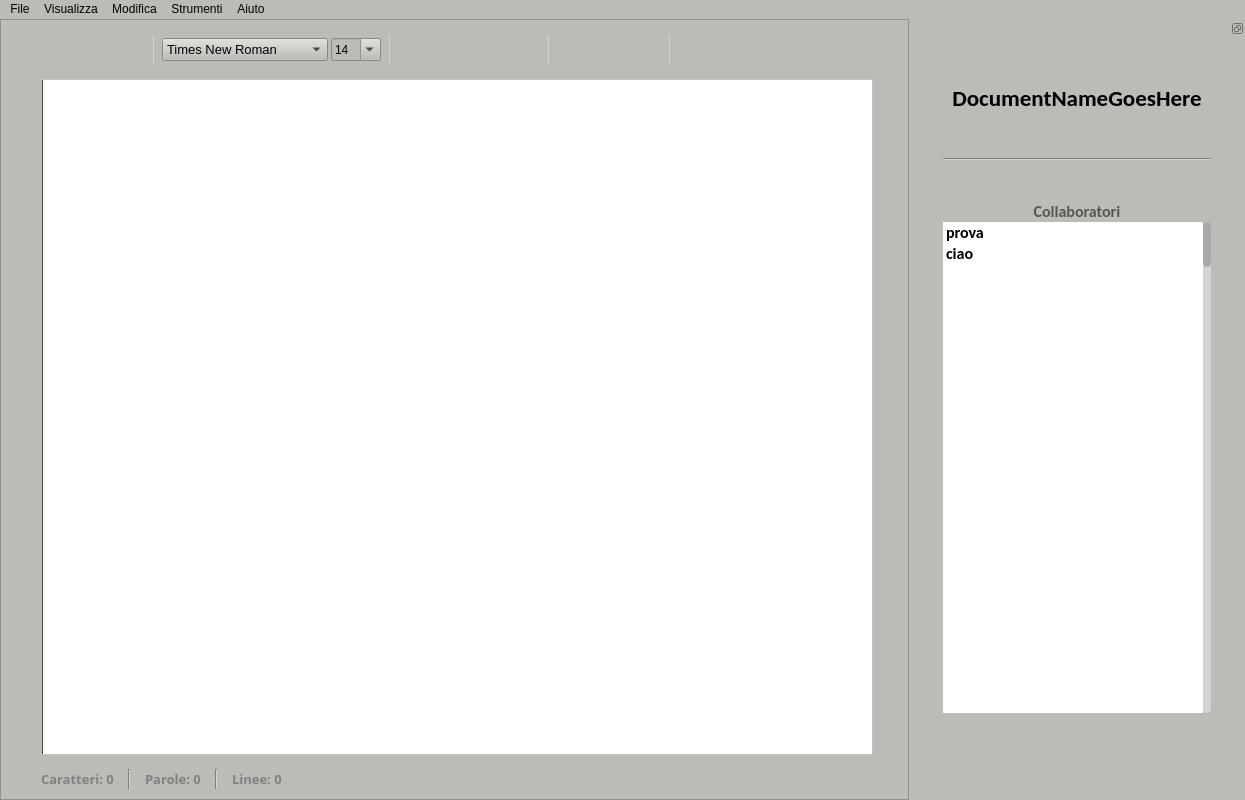
First picture: the form in client/editorwindow.ui, repository nopesir/pds-project, before the edit.
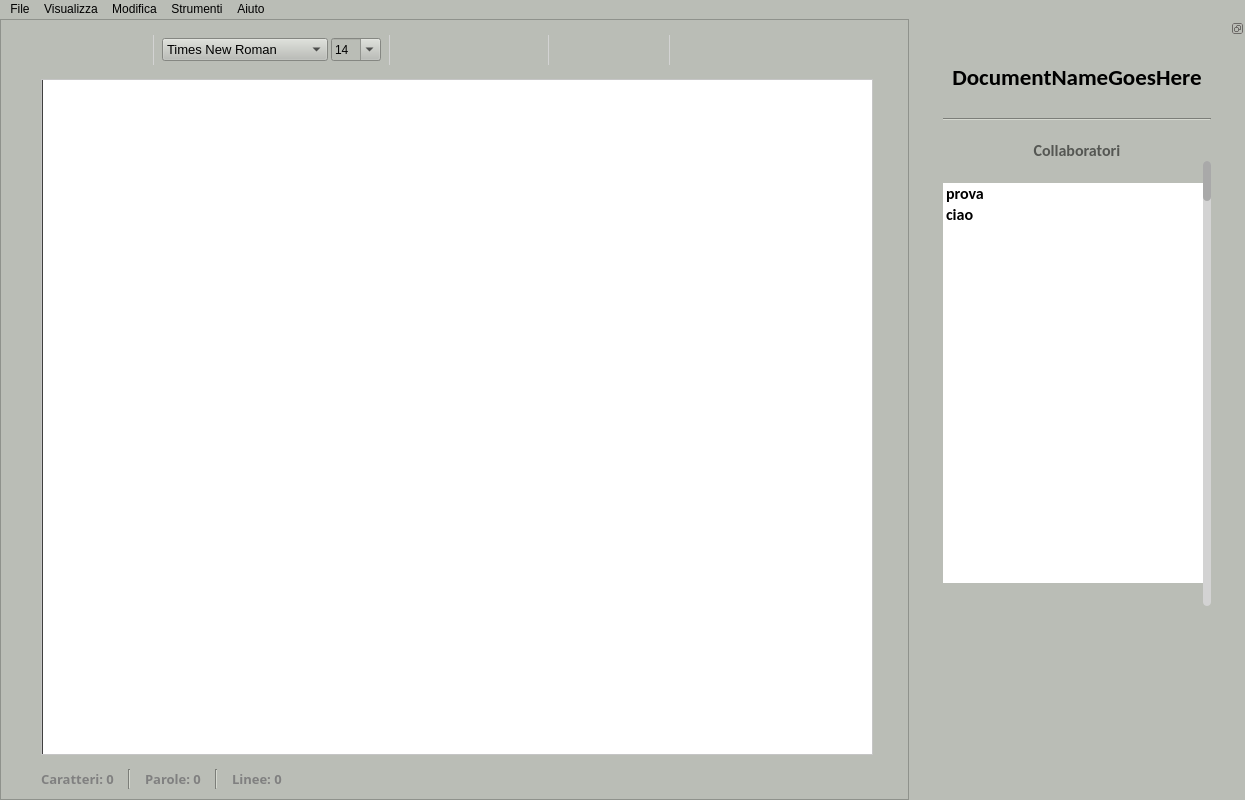
Second picture: the form after the edit. Icons and pictures are not drawn. Custom widgets are drawn as their Qt base class.

Commit message: fixed editor bar dock

Diff of the .ui file:
```diff
--- a/client/editorwindow.ui
+++ b/client/editorwindow.ui
@@ -1297,7 +1297,7 @@
   </widget>
   <widget class="QDockWidget" name="dockWidget">
    <property name="sizePolicy">
-    <sizepolicy hsizetype="Preferred" vsizetype="MinimumExpanding">
+    <sizepolicy hsizetype="MinimumExpanding" vsizetype="MinimumExpanding">
      <horstretch>0</horstretch>
      <verstretch>0</verstretch>
     </sizepolicy>
@@ -1376,7 +1376,7 @@
             <property name="sizeHint" stdset="0">
              <size>
               <width>20</width>
-              <height>40</height>
+              <height>19</height>
              </size>
             </property>
            </spacer>
@@ -1485,7 +1485,7 @@
             <property name="sizeHint" stdset="0">
              <size>
               <width>20</width>
-              <height>40</height>
+              <height>21</height>
              </size>
             </property>
            </spacer>
@@ -1508,7 +1508,7 @@
             <property name="sizeHint" stdset="0">
              <size>
               <width>20</width>
-              <height>40</height>
+              <height>19</height>
              </size>
             </property>
            </spacer>
@@ -1558,8 +1558,8 @@
               </property>
               <property name="maximumSize">
                <size>
-                <width>250</width>
-                <height>16777215</height>
+                <width>260</width>
+                <height>400</height>
                </size>
               </property>
               <property name="font">
@@ -1708,7 +1708,7 @@
             <property name="sizeHint" stdset="0">
              <size>
               <width>20</width>
-              <height>40</height>
+              <height>147</height>
              </size>
             </property>
            </spacer>
```
Left out of the diff: 2 changed lines with no effect on the pictures.
